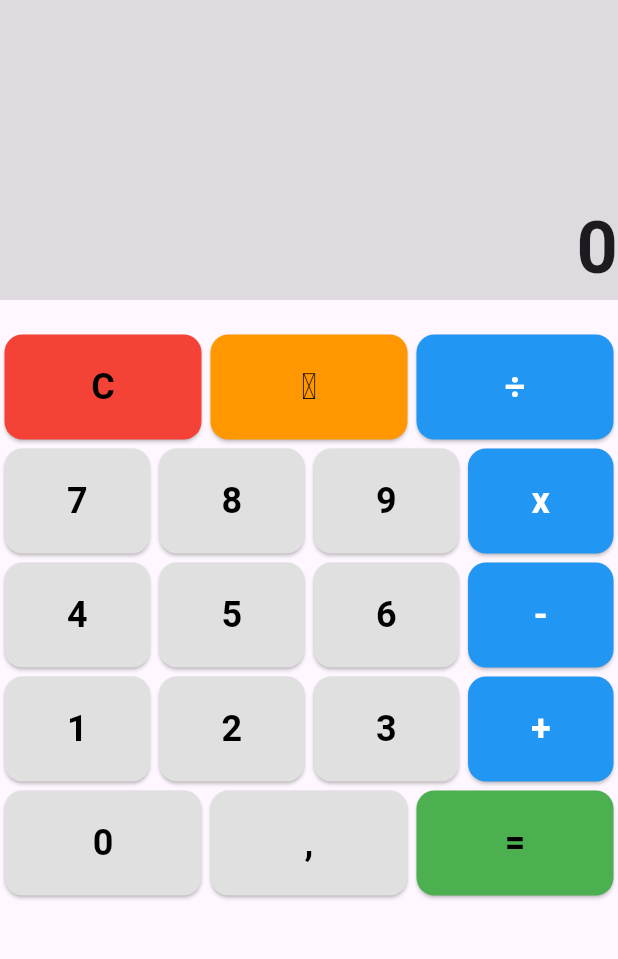
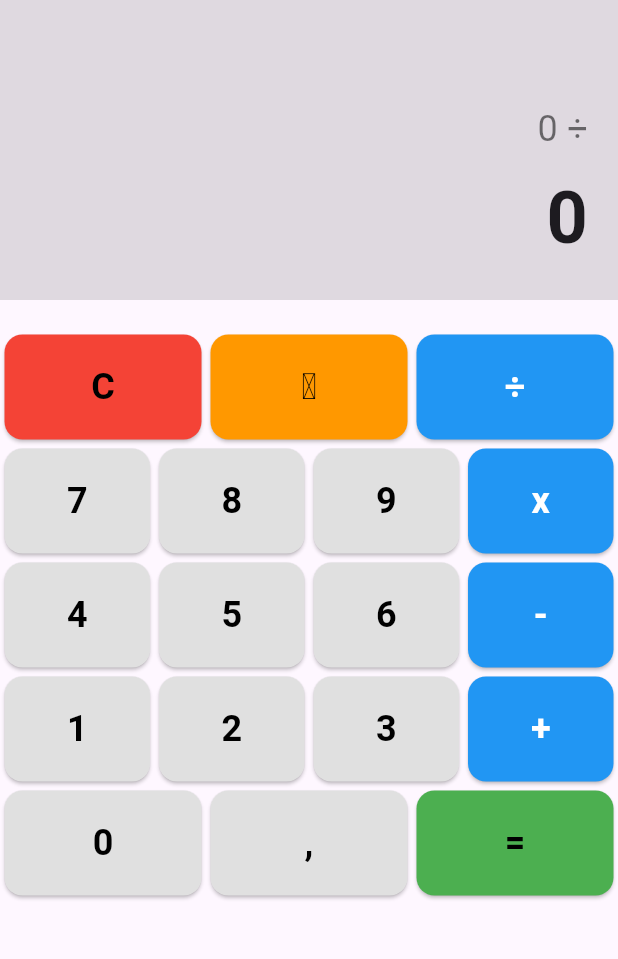
Before and after one commit to rodvpx/flutter_app_calculadora, a Flutter app: the screen it shows after launch, after a tap on an icon or button, on a phone screen of 412 x 824 dp, the part 84-1043 px from its top. Run offline on Flutter 3.47's test engine with Material 3 defaults, Android fonts, the phone set to English and light mode, and no system bars.

Commit message:
feat(calculator): implementa lógica de cálculo e histórico na página da calculadora

```diff
--- a/lib/pages/calculator.page.dart
+++ b/lib/pages/calculator.page.dart
@@ -9,91 +9,237 @@ class CalculatorPage extends StatefulWidget {
 }
 
 class _CalculatorPageState extends State<CalculatorPage> {
+  // --- VARIÁVEIS DE ESTADO ---
+  String _valorExibido = "0";
+  double _primeiroNumero = 0;
+  String _operacao = "";
+  bool _esperandoSegundoNumero = false;
+
+  // Variável para guardar o histórico (ex: "20 +")
+  String _historico = "";
+
+  // --- MÉTODOS DE LÓGICA ---
+
+  void _limpar() {
+    setState(() {
+      _valorExibido = "0";
+      _primeiroNumero = 0;
+      _operacao = "";
+      _esperandoSegundoNumero = false;
+      _historico = ""; // Limpa o histórico também
+    });
+  }
+
+  void _apagar() {
+    setState(() {
+      // Se a conta acabou de ser feita, apagar limpa o histórico
+      if (_historico.contains("=")) {
+        _historico = "";
+      }
+
+      if (_valorExibido.length > 1) {
+        _valorExibido = _valorExibido.substring(0, _valorExibido.length - 1);
+      } else {
+        _valorExibido = "0";
+      }
+    });
+  }
+
+  void _inserirNumero(String numero) {
+    setState(() {
+      // Se acabou de fazer uma conta (tem "=" no histórico), limpa tudo para um novo cálculo
+      if (_historico.contains("=")) {
+        _historico = "";
+        _valorExibido = "0";
+      }
+
+      if (_esperandoSegundoNumero) {
+        _valorExibido = numero;
+        _esperandoSegundoNumero = false;
+      } else {
+        if (_valorExibido == "0") {
+          _valorExibido = numero;
+        } else {
+          _valorExibido += numero;
+        }
+      }
+    });
+  }
+
+  void _inserirVirgula() {
+    setState(() {
+      if (_historico.contains("=")) {
+        _historico = "";
+        _valorExibido = "0,";
+      } else if (!_valorExibido.contains(",")) {
+        _valorExibido += ",";
+      }
+    });
+  }
+
+  void _escolherOperacao(String op) {
+    setState(() {
+      _primeiroNumero =
+          double.tryParse(_valorExibido.replaceAll(',', '.')) ?? 0;
+      _operacao = op;
+      _esperandoSegundoNumero = true;
+
+      // Atualiza o histórico para mostrar o primeiro número e a operação escolhida
+      _historico = "$_valorExibido $op";
+    });
+  }
+
+  void _calcular() {
+    if (_operacao.isEmpty) return;
+
+    double segundoNumero =
+        double.tryParse(_valorExibido.replaceAll(',', '.')) ?? 0;
+    double resultado = 0;
+
+    switch (_operacao) {
+      case "+":
+        resultado = _primeiroNumero + segundoNumero;
+        break;
+      case "-":
+        resultado = _primeiroNumero - segundoNumero;
+        break;
+      case "x":
+        resultado = _primeiroNumero * segundoNumero;
+        break;
+      case "÷":
+        if (segundoNumero == 0) {
+          setState(() {
+            _historico = "$_historico $_valorExibido =";
+            _valorExibido = "Erro";
+            _operacao = "";
+            _esperandoSegundoNumero = true;
+          });
+          return;
+        }
+        resultado = _primeiroNumero / segundoNumero;
+        break;
+    }
+
+    setState(() {
+      // Constrói a equação completa no histórico
+      _historico = "$_historico $_valorExibido =";
+
+      String resultadoStr = resultado.toString().replaceAll('.', ',');
+      if (resultadoStr.endsWith(",0")) {
+        resultadoStr = resultadoStr.substring(0, resultadoStr.length - 2);
+      }
+
+      _valorExibido = resultadoStr;
+      _operacao = "";
+      _esperandoSegundoNumero = true;
+    });
+  }
+
   @override
   Widget build(BuildContext context) {
     return Scaffold(
       appBar: AppBar(title: const Text('Calculadora')),
       body: Column(
         children: [
+          // TELA DA CALCULADORA
           Container(
             height: 200,
             width: double.maxFinite,
             color: Colors.black12,
-            child: Align(
-              alignment: Alignment.bottomRight,
-              child: Text(
-                "0",
-                style: TextStyle(fontSize: 48, fontWeight: FontWeight.bold),
-              ),
+            padding: const EdgeInsets.all(20),
+            child: Column(
+              mainAxisAlignment: MainAxisAlignment.end,
+              crossAxisAlignment: CrossAxisAlignment.end,
+              children: [
+                // TEXTO DO HISTÓRICO
+                Text(
+                  _historico,
+                  style: const TextStyle(fontSize: 24, color: Colors.black54),
+                ),
+                const SizedBox(height: 8), // Um pequeno espaço entre os textos
+                // TEXTO DO NÚMERO ATUAL
+                Text(
+                  _valorExibido,
+                  style: const TextStyle(
+                    fontSize: 48,
+                    fontWeight: FontWeight.bold,
+                  ),
+                ),
+              ],
             ),
           ),
-          SizedBox(height: 20),
+          const SizedBox(height: 20),
+          // TECLADO
           Column(
             crossAxisAlignment: CrossAxisAlignment.start,
             children: [
               Row(
                 children: [
-                  ButtonWidget(text: "C", color: Colors.red, onPressed: () {}),
+                  ButtonWidget(
+                    text: "C",
+                    color: Colors.red,
+                    onPressed: _limpar,
+                  ),
                   ButtonWidget(
                     text: "\u232b",
                     color: Colors.orange,
-                    onPressed: () {},
+                    onPressed: _apagar,
                   ),
                   ButtonWidget(
                     text: "÷",
                     color: Colors.blue,
-                    onPressed: () {},
                     textColor: Colors.white,
+                    onPressed: () => _escolherOperacao("÷"),
                   ),
                 ],
               ),
               Row(
                 children: [
-                  ButtonWidget(text: "7", onPressed: () {}),
-                  ButtonWidget(text: "8", onPressed: () {}),
-                  ButtonWidget(text: "9", onPressed: () {}),
+                  ButtonWidget(text: "7", onPressed: () => _inserirNumero("7")),
+                  ButtonWidget(text: "8", onPressed: () => _inserirNumero("8")),
+                  ButtonWidget(text: "9", onPressed: () => _inserirNumero("9")),
                   ButtonWidget(
                     text: "x",
-                    onPressed: () {},
                     color: Colors.blue,
                     textColor: Colors.white,
+                    onPressed: () => _escolherOperacao("x"),
                   ),
                 ],
               ),
               Row(
                 children: [
-                  ButtonWidget(text: "4", onPressed: () {}),
-                  ButtonWidget(text: "5", onPressed: () {}),
-                  ButtonWidget(text: "6", onPressed: () {}),
+                  ButtonWidget(text: "4", onPressed: () => _inserirNumero("4")),
+                  ButtonWidget(text: "5", onPressed: () => _inserirNumero("5")),
+                  ButtonWidget(text: "6", onPressed: () => _inserirNumero("6")),
                   ButtonWidget(
                     text: "-",
-                    onPressed: () {},
                     color: Colors.blue,
                     textColor: Colors.white,
+                    onPressed: () => _escolherOperacao("-"),
                   ),
                 ],
               ),
               Row(
                 children: [
-                  ButtonWidget(text: "1", onPressed: () {}),
-                  ButtonWidget(text: "2", onPressed: () {}),
-                  ButtonWidget(text: "3", onPressed: () {}),
+                  ButtonWidget(text: "1", onPressed: () => _inserirNumero("1")),
+                  ButtonWidget(text: "2", onPressed: () => _inserirNumero("2")),
+                  ButtonWidget(text: "3", onPressed: () => _inserirNumero("3")),
                   ButtonWidget(
                     text: "+",
-                    onPressed: () {},
                     color: Colors.blue,
                     textColor: Colors.white,
+                    onPressed: () => _escolherOperacao("+"),
                   ),
                 ],
               ),
               Row(
                 children: [
-                  ButtonWidget(text: "0", onPressed: () {}),
-                  ButtonWidget(text: ",", onPressed: () {}),
+                  ButtonWidget(text: "0", onPressed: () => _inserirNumero("0")),
+                  ButtonWidget(text: ",", onPressed: _inserirVirgula),
                   ButtonWidget(
                     text: "=",
-                    onPressed: () {},
                     color: Colors.green,
+                    onPressed: _calcular,
                   ),
                 ],
               ),
```
